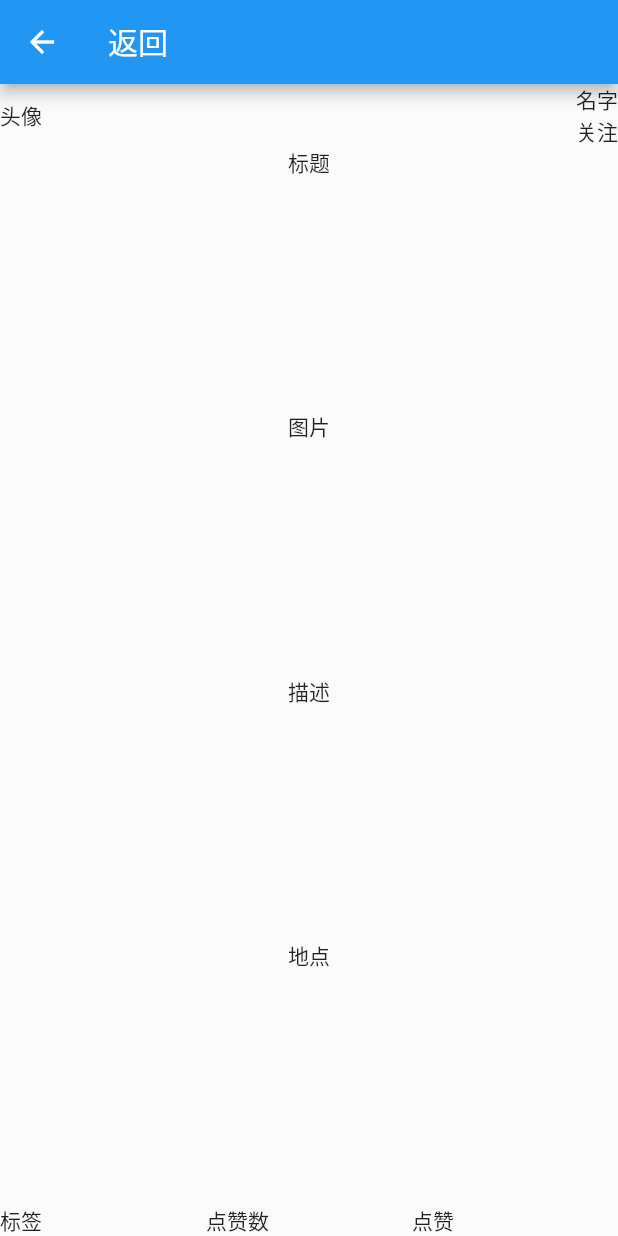
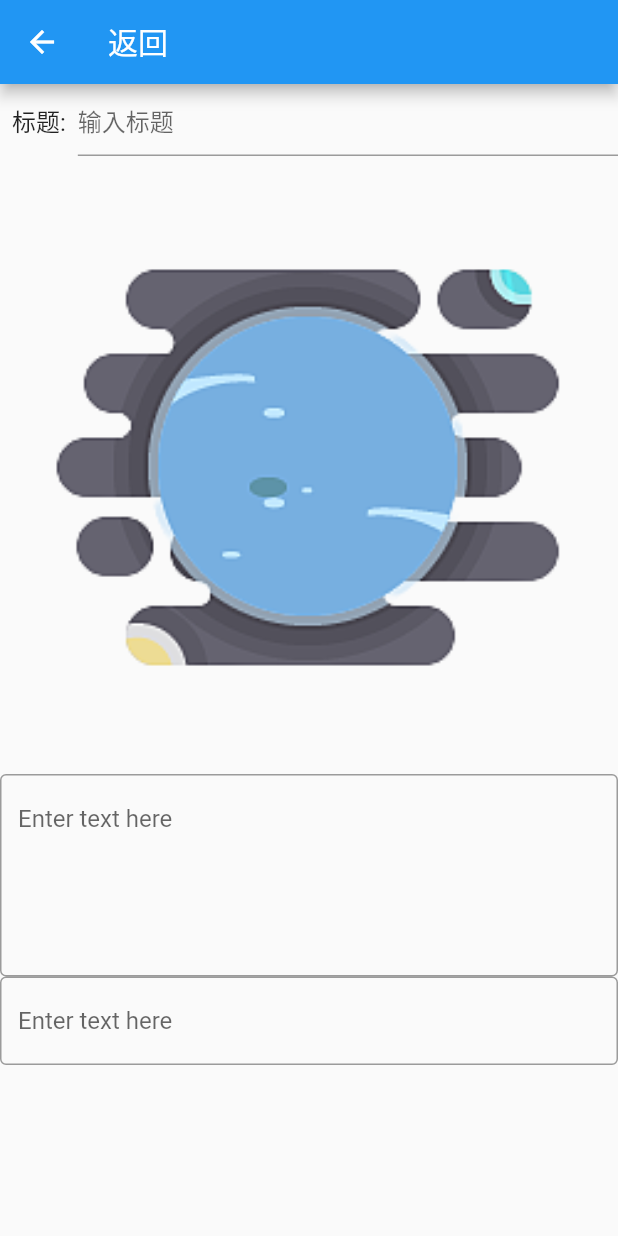
Before and after one commit to litaott/stellar_town, a Flutter app: the PostView screen opened directly, on a phone screen of 412 x 824 dp. Run offline on Flutter 3.47's test engine with Material 2 defaults, Android fonts, the phone set to English and light mode, and no system bars; our stand-ins replace dart_mappable, dio, shared_preferences; accounts and stored records are empty; generated files the repository leaves out were written again; network calls fail.

Commit message:
post界面新增

```diff
--- a/lib/component/post/post/PostInfoBrief.dart
+++ b/lib/component/post/post/PostInfoBrief.dart
@@ -1,6 +1,6 @@
 import 'package:flutter/material.dart';
 
-/// 帖子界面
+/// 帖子
 /// @author ww
 /// @date 2023-06-24
 
@@ -14,30 +14,99 @@ class PostInfoBrief extends StatefulWidget {
 class PostInfoBriefState extends State<PostInfoBrief> {
   @override
   Widget build(BuildContext context) {
-    return const Column(
-      children:[
-        Row(
-          children:[
-          Expanded(child: Text('头像')),
-          Column(
+    return MaterialApp(
+      home: Directionality(
+        textDirection: TextDirection.ltr,
+        child: Scaffold(
+          body: ListView(
             children: [
-            Expanded(child: Text('名字')),
-            Expanded(child: Text('关注')),
-          ],
+              titleRow, //标题
+              Image.asset('assets/image/login.png', fit: BoxFit.cover), //图片
+              titleSection2, //内容
+              titleSection, //地点
+            ],
+          ),
         ),
-      ]),
-      Expanded(child: Text('标题')),
-      Expanded(child: Text('图片')),
-      Expanded(child: Text('描述')),
-      Expanded(child: Text('地点')),
-      Row(
-        children: [
-          Expanded(child: Text('标签')),
-          Expanded(child: Text('点赞数')),
-          Expanded(child: Text('点赞')),
-        ],
-      )
-      ]
+      ),
     );
   }
 }
+
+//头像，名字，关注
+Widget personalSection = Container(
+  padding: const EdgeInsets.all(32),
+  height: 120,
+  child: Row(
+    children: [
+      Image.asset('assets/image/login.png', fit: BoxFit.cover),
+      Column(
+        children: [
+          const Text(
+            '名字',
+            style: TextStyle(
+              fontSize: 20,
+            ),
+          ),
+          Expanded(
+            child: Row(
+              children: [
+                Icon(
+                  Icons.star,
+                  color: Colors.red[500],
+                ),
+                const Text('关注'),
+              ],
+            ),
+          ),
+        ],
+      ),
+    ],
+  ),
+);
+
+//单行输入框
+Widget titleSection = const TextField(
+  decoration: InputDecoration(
+    border: OutlineInputBorder(),
+    hintText: 'Enter text here',
+  ),
+  maxLines: 1,
+);
+
+//五行输入框
+Widget titleSection2 = const TextField(
+  decoration: InputDecoration(
+    border: OutlineInputBorder(),
+    hintText: 'Enter text here',
+  ),
+  maxLines: 5,
+);
+
+//tag,点赞，点赞数
+Widget domain = const Row(
+  textDirection: TextDirection.ltr,
+  children: [
+    Expanded(child: Text('标签')),
+    Expanded(child: Text('点赞数')),
+    Expanded(child: Text('点赞')),
+  ],
+);
+
+Widget titleRow = const Row(
+  children: [
+    Padding(
+      padding: EdgeInsets.symmetric(horizontal: 8.0),
+      child: Text(
+        '标题:',
+        style: TextStyle(fontSize: 16.0),
+      ),
+    ),
+    Expanded(
+      child: TextField(
+        decoration: InputDecoration(
+          hintText: '输入标题',
+        ),
+      ),
+    ),
+  ],
+);
```
